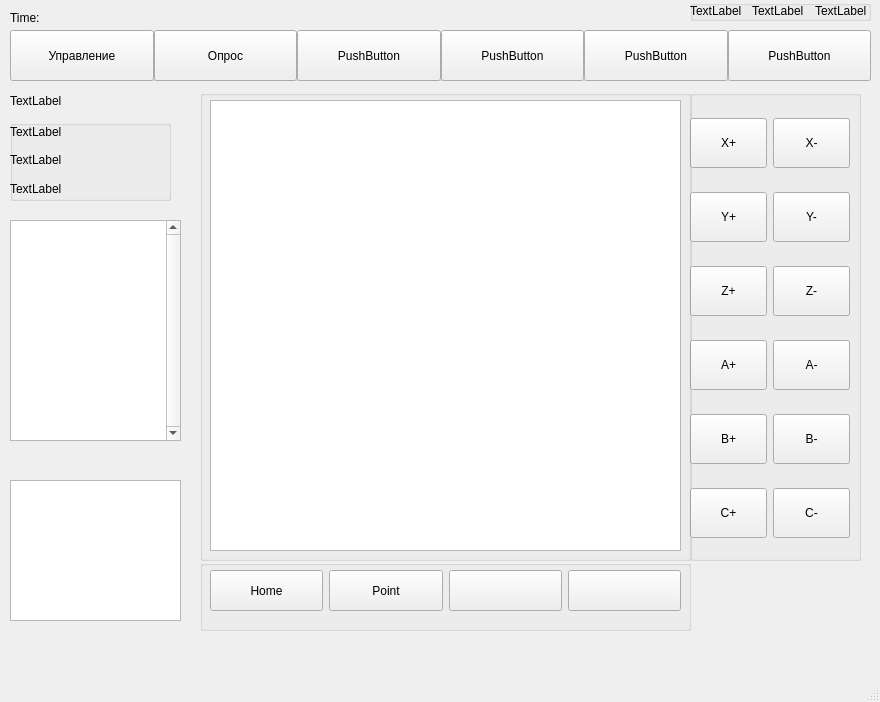
This is Diplom/Gui.ui in MikhaMos/Diplom as Qt 5 draws it before an edit. The edited form follows.
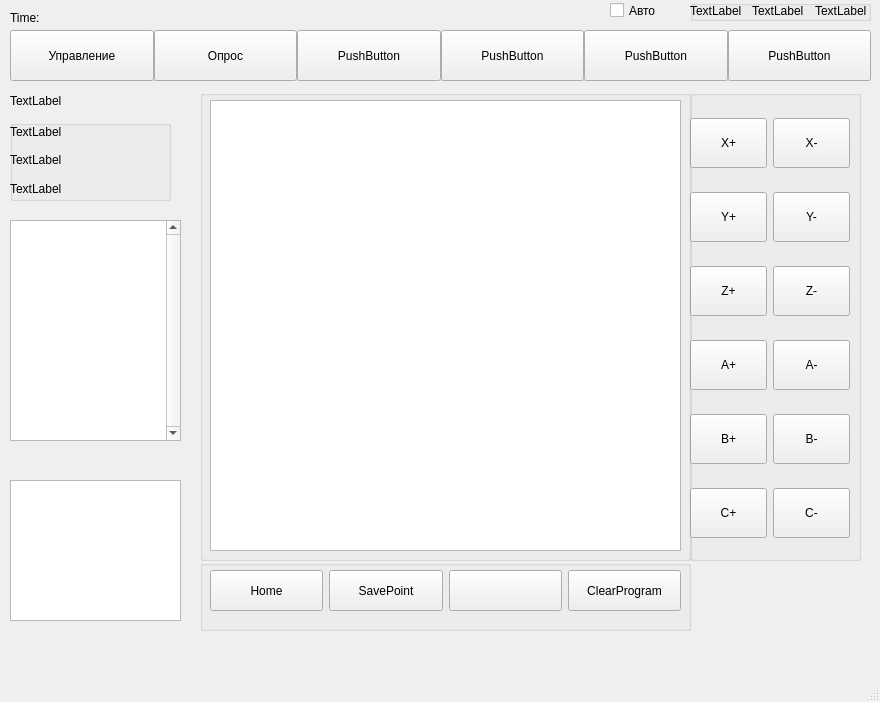
This is the edited form.

Commit message:
automatic_mode
Добавлена передача ориентации в сохранение точки в приложения и передача её в автоматический режим симуляции

The edit to the form file:
```diff
--- a/Diplom/Gui.ui
+++ b/Diplom/Gui.ui
@@ -327,7 +327,7 @@
            </sizepolicy>
           </property>
           <property name="text">
-           <string>Point</string>
+           <string>SavePoint</string>
           </property>
          </widget>
         </item>
@@ -353,7 +353,7 @@
            </sizepolicy>
           </property>
           <property name="text">
-           <string/>
+           <string>ClearProgram</string>
           </property>
          </widget>
         </item>
@@ -949,6 +949,22 @@
      </layout>
     </widget>
    </widget>
+   <widget class="QCheckBox" name="AutomaticModeButton">
+    <property name="geometry">
+     <rect>
+      <x>610</x>
+      <y>0</y>
+      <width>61</width>
+      <height>21</height>
+     </rect>
+    </property>
+    <property name="text">
+     <string>Авто</string>
+    </property>
+    <property name="tristate">
+     <bool>false</bool>
+    </property>
+   </widget>
   </widget>
   <widget class="QMenuBar" name="menubar">
    <property name="geometry">
```
Left out of the diff: 4 changed lines with no effect on the pictures. The commit also changes 13 other files.
